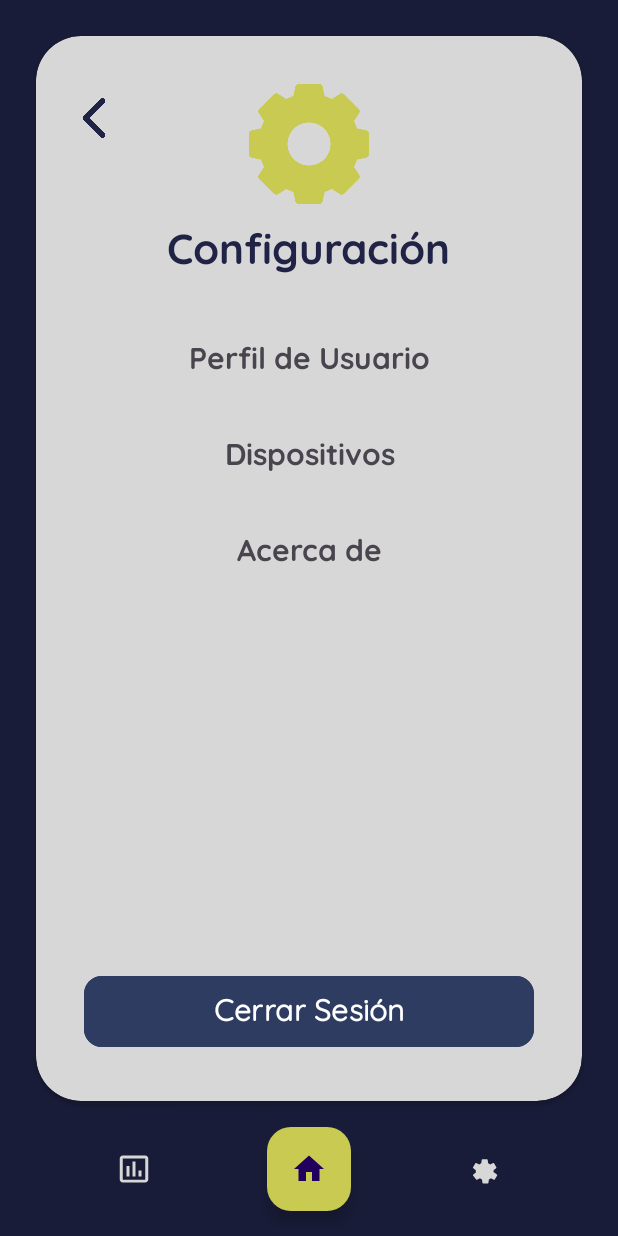
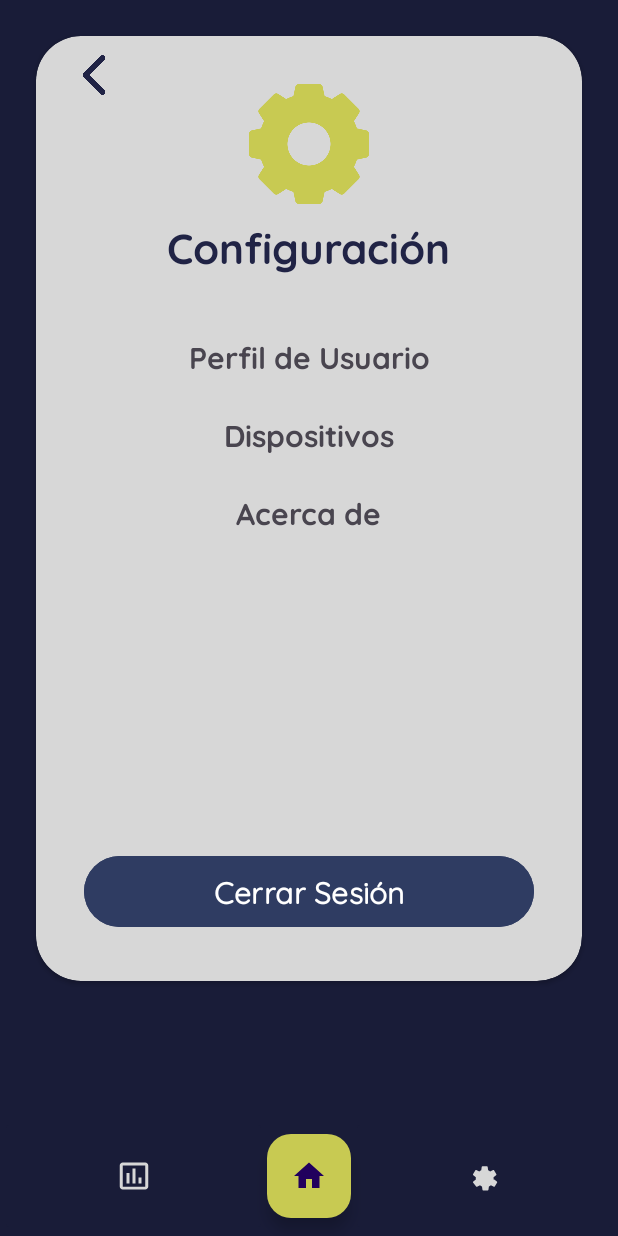
Before and after one commit to ALANGMupv/AuraCuna, an Android app: the ConfiguracionActivity screen opened directly, with no data from a screen before it, on a phone screen of 412 x 824 dp. Run offline under Robolectric (Android 15) with nearby library versions, the phone set to English and light mode, and no system bars; our stand-ins replace Firebase (no records; nobody signed in at launch, a user with empty details on screens opened directly).

Commit message:
todo verticalmente scrolleable

```diff
--- a/app/src/main/res/layout-land/home.xml
+++ b/app/src/main/res/layout-land/home.xml
@@ -4,8 +4,6 @@
     android:layout_width="match_parent"
     android:layout_height="match_parent"
     tools:context=".HomePage">
-
-
 
     <ScrollView
         android:id="@+id/scrollView"
--- a/app/src/main/res/layout/activity_configuracion.xml
+++ b/app/src/main/res/layout/activity_configuracion.xml
@@ -6,27 +6,30 @@
     android:layout_height="match_parent"
     android:background="@color/azul_oscuro">
 
+    <ScrollView
+        android:id="@+id/scrollView"
+        android:layout_width="0dp"
+        android:layout_height="0dp"
+        android:fillViewport="true"
+        app:layout_constraintTop_toTopOf="parent"
+        app:layout_constraintBottom_toTopOf="@id/profileLayout"
+        app:layout_constraintStart_toStartOf="parent"
+        app:layout_constraintEnd_toEndOf="parent">
+
         <androidx.cardview.widget.CardView
             android:id="@+id/contenedor"
-        android:layout_width="0dp"
-        android:layout_height="0dp"
+            android:layout_width="match_parent"
+            android:layout_height="wrap_content"
             android:layout_marginStart="24dp"
             android:layout_marginTop="24dp"
             android:layout_marginEnd="24dp"
             android:layout_marginBottom="90dp"
             app:cardBackgroundColor="@color/gris"
-        app:cardCornerRadius="30dp"
-        app:layout_constraintBottom_toBottomOf="parent"
-        app:layout_constraintEnd_toEndOf="parent"
-        app:layout_constraintStart_toStartOf="parent"
-        app:layout_constraintTop_toTopOf="parent">
+            app:cardCornerRadius="30dp">
 
             <androidx.constraintlayout.widget.ConstraintLayout
                 android:layout_width="match_parent"
-            android:layout_height="match_parent"
-            app:layout_constraintBottom_toBottomOf="parent"
-            app:layout_constraintTop_toTopOf="parent"
-            app:layout_constraintVertical_bias="0.5">
+                android:layout_height="match_parent">
 
                 <ImageView
                     android:id="@+id/imageView"
@@ -35,7 +38,6 @@
                     android:layout_marginTop="32dp"
                     app:layout_constraintEnd_toEndOf="parent"
                     app:layout_constraintStart_toStartOf="parent"
-                app:layout_constraintTop_toBottomOf="parent"
                     app:layout_constraintTop_toTopOf="parent"
                     app:srcCompat="@drawable/configuracion_icono"
                     tools:srcCompat="@drawable/configuracion_icono" />
@@ -48,23 +50,23 @@
                     android:fontFamily="@font/quicksand_bold"
                     android:text="Configuración"
                     android:textColor="@color/azul_claro"
-                android:textSize="28dp"
-                app:layout_constraintEnd_toEndOf="@+id/imageView"
-                app:layout_constraintStart_toStartOf="@+id/imageView"
-                app:layout_constraintTop_toBottomOf="@+id/imageView" />
+                    android:textSize="28sp"
+                    app:layout_constraintEnd_toEndOf="parent"
+                    app:layout_constraintStart_toStartOf="parent"
+                    app:layout_constraintTop_toBottomOf="@id/imageView" />
 
                 <TextView
                     android:id="@+id/perfil"
                     android:layout_width="wrap_content"
-                android:layout_height="40dp"
+                    android:layout_height="wrap_content"
                     android:layout_marginTop="40dp"
                     android:fontFamily="@font/quicksand_bold"
                     android:onClick="perfilUsuario"
                     android:text="Perfil de Usuario"
                     android:textSize="20sp"
-                app:layout_constraintEnd_toEndOf="@+id/textView"
-                app:layout_constraintStart_toStartOf="@+id/textView"
-                app:layout_constraintTop_toBottomOf="@+id/textView" />
+                    app:layout_constraintEnd_toEndOf="parent"
+                    app:layout_constraintStart_toStartOf="parent"
+                    app:layout_constraintTop_toBottomOf="@id/textView" />
 
                 <Button
                     android:id="@+id/cerrar_sesion"
@@ -76,13 +78,11 @@
                     android:backgroundTint="#2F3C62"
                     android:fontFamily="@font/quicksand"
                     android:onClick="cerrarSesion"
-                android:paddingBottom="10dp"
                     android:text="Cerrar Sesión"
                     android:textAlignment="center"
                     android:textColor="#FFFFFF"
                     android:textSize="20sp"
                     android:textStyle="bold"
-                app:cornerRadius="12dp"
                     app:layout_constraintBottom_toBottomOf="parent"
                     app:layout_constraintEnd_toEndOf="parent"
                     app:layout_constraintStart_toStartOf="parent" />
@@ -91,42 +91,43 @@
                     android:id="@+id/imageView3"
                     android:layout_width="45dp"
                     android:layout_height="45dp"
+                    android:layout_marginTop="20dp"
                     android:onClick="regresar"
-                app:layout_constraintBottom_toBottomOf="@+id/imageView"
-                app:layout_constraintEnd_toStartOf="@+id/imageView"
+                    app:layout_constraintBottom_toTopOf="@+id/imageView"
+                    app:layout_constraintEnd_toStartOf="@id/imageView"
                     app:layout_constraintHorizontal_bias="0.164"
                     app:layout_constraintStart_toStartOf="parent"
                     app:layout_constraintTop_toTopOf="parent"
-                app:layout_constraintVertical_bias="0.477"
                     app:srcCompat="@drawable/flechavolver_icono" />
 
                 <TextView
                     android:id="@+id/tv_dispositivos"
                     android:layout_width="wrap_content"
-                android:layout_height="40dp"
+                    android:layout_height="wrap_content"
                     android:layout_marginTop="24dp"
                     android:fontFamily="@font/quicksand_bold"
                     android:text="Dispositivos"
                     android:textSize="20sp"
-                app:layout_constraintEnd_toEndOf="@+id/perfil"
-                app:layout_constraintStart_toStartOf="@+id/perfil"
-                app:layout_constraintTop_toBottomOf="@+id/perfil" />
+                    app:layout_constraintEnd_toEndOf="parent"
+                    app:layout_constraintStart_toStartOf="parent"
+                    app:layout_constraintTop_toBottomOf="@id/perfil" />
 
                 <TextView
                     android:id="@+id/tv_acerca_de"
                     android:layout_width="wrap_content"
-                android:layout_height="40dp"
+                    android:layout_height="wrap_content"
                     android:layout_marginTop="24dp"
                     android:fontFamily="@font/quicksand_bold"
                     android:text="Acerca de"
                     android:textSize="20sp"
-                app:layout_constraintEnd_toEndOf="@+id/tv_dispositivos"
-                app:layout_constraintStart_toStartOf="@+id/tv_dispositivos"
-                app:layout_constraintTop_toBottomOf="@+id/tv_dispositivos" />
-
+                    app:layout_constraintEnd_toEndOf="parent"
+                    app:layout_constraintStart_toStartOf="parent"
+                    app:layout_constraintTop_toBottomOf="@id/tv_dispositivos" />
 
             </androidx.constraintlayout.widget.ConstraintLayout>
         </androidx.cardview.widget.CardView>
+    </ScrollView>
+
     <include
         android:id="@+id/profileLayout"
         layout="@layout/activity_profile"
@@ -135,5 +136,6 @@
         app:layout_constraintBottom_toBottomOf="parent"
         app:layout_constraintStart_toStartOf="parent"
         app:layout_constraintEnd_toEndOf="parent"
-        app:layout_constraintTop_toBottomOf="@id/contenedor" />
+        app:layout_constraintTop_toBottomOf="@id/scrollView" />
+
 </androidx.constraintlayout.widget.ConstraintLayout>
```
Also changed, not shown: app/src/main/res/layout/activity_cambiar_contrasenya.xml (+56 -67 lines), app/src/main/res/layout/activity_editar_datos.xml (+54 -33 lines), app/src/main/res/layout/activity_estadisticas.xml (+18 -0 lines), app/src/main/res/layout/activity_login.xml (+18 -0 lines), app/src/main/res/layout/activity_main.xml (+18 -0 lines), app/src/main/res/layout/activity_perfil.xml (+18 -0 lines), app/src/main/res/layout/activity_reestablecer_contrasena.xml (+18 -0 lines), app/src/main/res/layout/activity_registro.xml (+19 -0 lines). Lines whose indentation alone changed are shown as unchanged.
